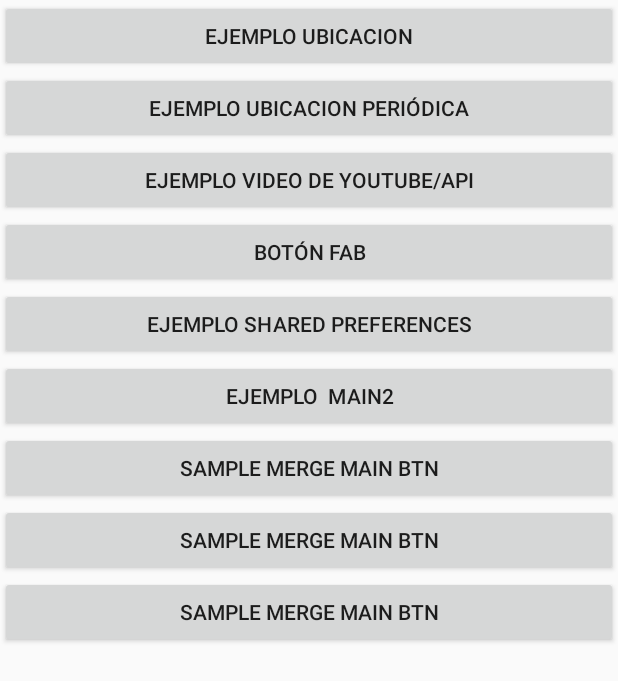
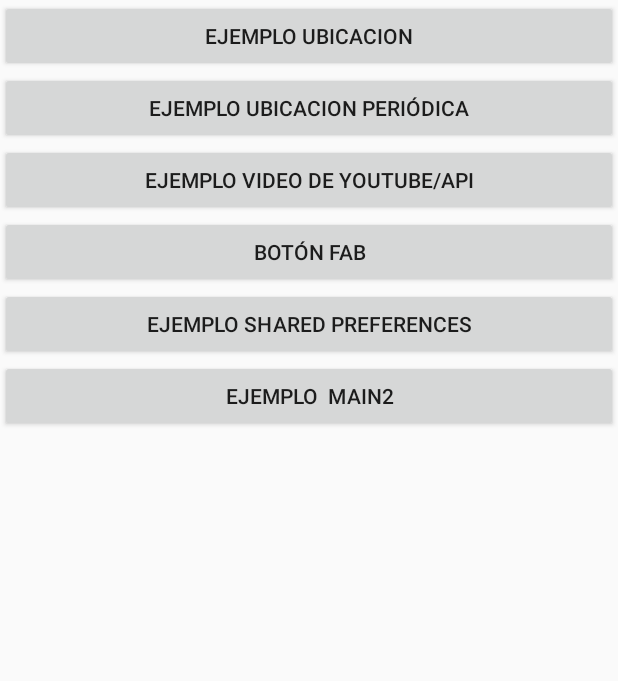
Before and after one commit to thundersoda/utils-sample, an Android app: the screen it shows after launch (MainActivity), on a phone screen of 412 x 824 dp. Shown: the top 681 px of the screen. Run offline under Robolectric (Android 15) with nearby library versions, the phone set to English and light mode, and no system bars.

Commit message:
Added stuff

```diff
--- a/app/build.gradle
+++ b/app/build.gradle
@@ -6,7 +6,7 @@
         applicationId "py.com.thundersoda.samplestudio"
         minSdkVersion 14
         targetSdkVersion 28
-        versionCode 10
+        versionCode 40
         versionName "1.2"
         testInstrumentationRunner "androidx.test.runner.AndroidJUnitRunner"
     }
--- a/app/src/main/java/py/com/thundersoda/samplestudio/MainActivity.java
+++ b/app/src/main/java/py/com/thundersoda/samplestudio/MainActivity.java
@@ -36,7 +36,7 @@
         setContentView(R.layout.activity_main);
 
         verifyLocationPermission(this);
-        //Test comment was edited
+        //Test comment was edited, ahora dice esto
 
         context = MainActivity.this;
         sharedPreferences = PreferenceManager.getDefaultSharedPreferences(context);
--- a/app/src/main/res/layout/activity_main.xml
+++ b/app/src/main/res/layout/activity_main.xml
@@ -42,22 +42,4 @@
         android:layout_height="wrap_content"
         android:text="Ejemplo  Main2" />
 
-    <Button
-        android:id="@+id/main_3Btn"
-        android:layout_width="match_parent"
-        android:layout_height="wrap_content"
-        android:text="Sample Merge Main Btn" />
-
-    <Button
-        android:id="@+id/main_11Btn"
-        android:layout_width="match_parent"
-        android:layout_height="wrap_content"
-        android:text="Sample Merge Main Btn" />
-
-    <Button
-        android:id="@+id/main_4Btn"
-        android:layout_width="match_parent"
-        android:layout_height="wrap_content"
-        android:text="Sample Merge Main Btn" />
-
 </LinearLayout>
```
